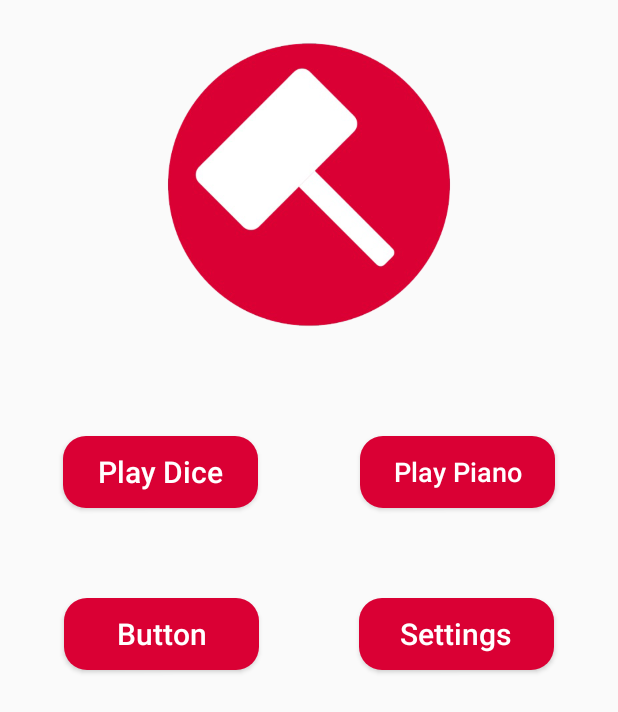
After one commit to ahmedaboelatta/Test, an Android app: the HomeActivity screen opened directly, with no data from a screen before it, on a phone screen of 412 x 824 dp. The commit adds this screen. Shown: the top 712 px of the screen. Run offline under Robolectric (Android 15) with nearby library versions, the phone set to English and light mode, and no system bars.

Commit message:
Test App

```diff
--- a/app/src/main/AndroidManifest.xml
+++ b/app/src/main/AndroidManifest.xml
@@ -11,7 +11,9 @@
         android:roundIcon="@mipmap/ic_launcher_round"
         android:supportsRtl="true"
         android:theme="@style/AppTheme">
-        <activity android:name=".DiceActivity"></activity>
+        <activity android:name=".PianoActivity"></activity>
+        <activity android:name=".HomeActivity" />
+        <activity android:name=".DiceActivity" />
         <activity android:name=".User_Login_Activity" />
         <activity android:name=".Signin_with_emailOrfacebookActivity" />
         <activity android:name=".WelcomeActivity">
--- /dev/null
+++ b/app/src/main/java/com/example/test/HomeActivity.java
@@ -0,0 +1,28 @@
+package com.example.test;
+
+import androidx.appcompat.app.AppCompatActivity;
+
+import android.content.Intent;
+import android.os.Bundle;
+import android.view.View;
+
+public class HomeActivity extends AppCompatActivity {
+
+    @Override
+    protected void onCreate(Bundle savedInstanceState) {
+        super.onCreate(savedInstanceState);
+        setContentView(R.layout.activity_home);
+    }
+    public void PlayDice(View view) {
+        Intent intent = new Intent(HomeActivity.this, DiceActivity.class);
+        startActivity(intent);
+    }
+    public void PlayPiano(View view) {
+        Intent intent = new Intent(HomeActivity.this, PianoActivity.class);
+        startActivity(intent);
+    }
+    public void btn_Settings(View view) {
+        Intent intent = new Intent(HomeActivity.this, User_Login_Activity.class);
+        startActivity(intent);
+    }
+}
--- /dev/null
+++ b/app/src/main/res/layout/activity_home.xml
@@ -0,0 +1,130 @@
+<?xml version="1.0" encoding="utf-8"?>
+<LinearLayout xmlns:android="http://schemas.android.com/apk/res/android"
+    xmlns:app="http://schemas.android.com/apk/res-auto"
+    xmlns:tools="http://schemas.android.com/tools"
+    android:layout_width="match_parent"
+    android:layout_height="match_parent"
+    android:layout_gravity="center"
+    android:orientation="vertical"
+    tools:context=".HomeActivity">
+
+    <ImageView
+        android:id="@+id/imageView3"
+        android:layout_width="match_parent"
+        android:layout_height="246dp"
+        android:contentDescription="@string/img_Desc"
+        android:paddingLeft="10dp"
+        android:paddingTop="10dp"
+        android:paddingRight="10dp"
+        android:paddingBottom="10dp"
+        app:srcCompat="@drawable/test_img" />
+
+    <androidx.constraintlayout.widget.ConstraintLayout
+        android:layout_width="match_parent"
+        android:layout_height="220dp"
+        android:paddingLeft="10dp"
+        android:paddingTop="10dp"
+        android:paddingRight="10dp"
+        android:paddingBottom="10dp">
+
+        <Button
+            android:id="@+id/btn_PlayDice"
+            android:layout_width="130dp"
+            android:layout_height="wrap_content"
+            android:layout_marginStart="28dp"
+            android:layout_marginLeft="28dp"
+            android:layout_marginTop="50dp"
+            android:layout_marginEnd="32dp"
+            android:layout_marginRight="32dp"
+            android:layout_marginBottom="30dp"
+            android:layout_weight="1"
+            android:background="@drawable/custom_emailandpassword_button"
+            android:onClick="PlayDice"
+            android:text="@string/btn_PlayDice"
+            android:textAllCaps="false"
+            android:textColor="@color/white"
+            android:textSize="20sp"
+            app:layout_constraintBottom_toTopOf="@+id/button4"
+            app:layout_constraintEnd_toStartOf="@+id/btn_PlayPiano"
+            app:layout_constraintStart_toStartOf="parent"
+            app:layout_constraintTop_toTopOf="parent" />
+
+        <Button
+            android:id="@+id/btn_PlayPiano"
+            android:layout_width="130dp"
+            android:layout_height="wrap_content"
+            android:layout_marginStart="32dp"
+            android:layout_marginLeft="32dp"
+            android:layout_marginTop="50dp"
+            android:layout_marginEnd="28dp"
+            android:layout_marginRight="28dp"
+            android:layout_marginBottom="30dp"
+            android:layout_weight="1"
+            android:background="@drawable/custom_emailandpassword_button"
+            android:onClick="PlayPiano"
+            android:text="@string/btn_PlayPiano"
+            android:textAllCaps="false"
+            android:textColor="@color/white"
+            android:textSize="18sp"
+            app:layout_constraintBottom_toTopOf="@+id/btn_Settings"
+            app:layout_constraintEnd_toEndOf="parent"
+            app:layout_constraintStart_toEndOf="@+id/btn_PlayDice"
+            app:layout_constraintTop_toTopOf="parent" />
+
+        <Button
+            android:id="@+id/button4"
+            android:layout_width="130dp"
+            android:layout_height="wrap_content"
+            android:layout_marginTop="30dp"
+            android:layout_marginEnd="32dp"
+            android:layout_marginRight="32dp"
+            android:layout_marginBottom="25dp"
+            android:layout_weight="1"
+            android:background="@drawable/custom_emailandpassword_button"
+            android:text="Button"
+            android:textAllCaps="false"
+            android:textColor="@color/white"
+            android:textSize="20sp"
+            app:layout_constraintBottom_toBottomOf="parent"
+            app:layout_constraintEnd_toStartOf="@+id/btn_Settings"
+            app:layout_constraintStart_toStartOf="@+id/guideline"
+            app:layout_constraintTop_toBottomOf="@+id/btn_PlayDice" />
+
+        <Button
+            android:id="@+id/btn_Settings"
+            android:layout_width="130dp"
+            android:layout_height="wrap_content"
+            android:layout_marginStart="32dp"
+            android:layout_marginLeft="32dp"
+            android:layout_marginTop="30dp"
+            android:layout_marginBottom="25dp"
+            android:layout_weight="1"
+            android:background="@drawable/custom_emailandpassword_button"
+            android:onClick="btn_Settings"
+            android:text="@string/btn_Settings"
+            android:textAllCaps="false"
+            android:textColor="@color/white"
+            android:textSize="20sp"
+            app:layout_constraintBottom_toBottomOf="parent"
+            app:layout_constraintEnd_toStartOf="@+id/guideline2"
+            app:layout_constraintStart_toEndOf="@+id/button4"
+            app:layout_constraintTop_toBottomOf="@+id/btn_PlayPiano" />
+
+        <androidx.constraintlayout.widget.Guideline
+            android:id="@+id/guideline"
+            android:layout_width="wrap_content"
+            android:layout_height="wrap_content"
+            android:orientation="vertical"
+            app:layout_constraintGuide_begin="30dp" />
+
+        <androidx.constraintlayout.widget.Guideline
+            android:id="@+id/guideline2"
+            android:layout_width="wrap_content"
+            android:layout_height="wrap_content"
+            android:orientation="vertical"
+            app:layout_constraintBottom_toBottomOf="parent"
+            app:layout_constraintGuide_end="30dp"
+            app:layout_constraintTop_toTopOf="parent" />
+
+    </androidx.constraintlayout.widget.ConstraintLayout>
+</LinearLayout>
--- a/app/src/main/res/layout/activity_signin_with_email_orfacebook.xml
+++ b/app/src/main/res/layout/activity_signin_with_email_orfacebook.xml
@@ -26,9 +26,13 @@
     <Button
         android:id="@+id/btn_signin_with_EmailandPassword"
         android:layout_width="0dp"
-        android:layout_height="65dp"
+        android:layout_height="wrap_content"
         android:background="@drawable/custom_emailandpassword_button"
         android:onClick="signup_with_EmailandPassword"
+        android:paddingLeft="10dp"
+        android:paddingTop="10dp"
+        android:paddingRight="10dp"
+        android:paddingBottom="10dp"
         android:text="@string/btn_email_password"
         android:textAllCaps="false"
         android:textColor="@color/white"
--- /dev/null
+++ b/app/src/main/res/values/dimens.xml
@@ -0,0 +1,5 @@
+<resources>
+    <!-- Default screen margins, per the Android Design guidelines. -->
+    <dimen name="activity_horizontal_margin">5dp</dimen>
+    <dimen name="activity_vertical_margin">5dp</dimen>
+</resources>
--- a/app/src/main/res/values/strings.xml
+++ b/app/src/main/res/values/strings.xml
@@ -39,5 +39,7 @@
     <string name="btn_Roll">Roll</string>
     <string name="img_Dice">Dice Image</string>
     <string name="btn_PlayDice">Play Dice</string>
+    <string name="btn_Settings">Settings</string>
+    <string name="btn_PlayPiano">Play Piano</string>
 
 </resources>
--- a/app/src/main/res/values/styles.xml
+++ b/app/src/main/res/values/styles.xml
@@ -7,4 +7,10 @@
         <item name="colorAccent">@color/colorAccent</item>
     </style>
 
+    <style name="KeyStyle">
+        <item name="android:layout_weight">1</item>
+        <item name="android:layout_marginTop">3dp</item>
+        <item name="android:layout_marginBottom">3dp</item>
+    </style>
+
 </resources>
```
Also changed, not shown: app/src/main/java/com/example/test/LoginActivity.java (+1 -1 lines), app/src/main/java/com/example/test/PianoActivity.java (added, +77 -0 lines), app/src/main/java/com/example/test/User_Login_Activity.java (+1 -7 lines), app/src/main/res/layout/activity_piano.xml (added, +83 -0 lines), app/src/main/res/layout/activity_user_login.xml (+0 -15 lines), app/src/main/res/values/colors.xml (+8 -0 lines), 7 other files.
